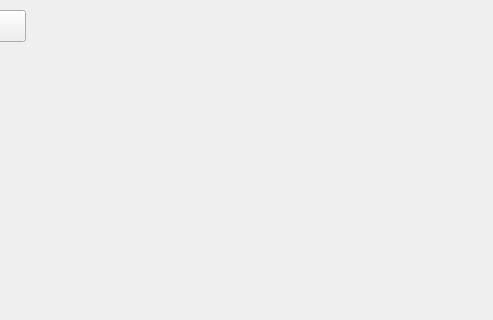
yocoHM/GeometriaComputacional, file cono.ui: the form before one commit; both pictures show x 407 to 900 and y 0 to 320 of the 900 by 600 pixel window.
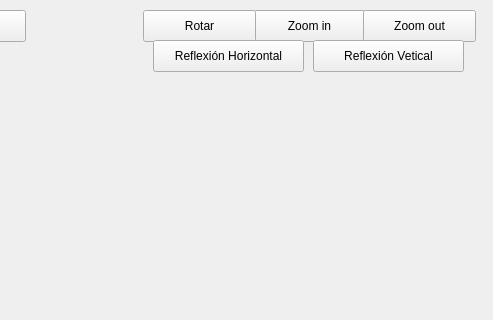
The form after the commit.

The edit to the form file:
```diff
--- a/cono.ui
+++ b/cono.ui
@@ -85,6 +85,71 @@
     </rect>
    </property>
   </widget>
+  <widget class="QPushButton" name="pushButton_5">
+   <property name="geometry">
+    <rect>
+     <x>660</x>
+     <y>10</y>
+     <width>113</width>
+     <height>32</height>
+    </rect>
+   </property>
+   <property name="text">
+    <string>Zoom in</string>
+   </property>
+  </widget>
+  <widget class="QPushButton" name="pushButton_3">
+   <property name="geometry">
+    <rect>
+     <x>550</x>
+     <y>10</y>
+     <width>113</width>
+     <height>32</height>
+    </rect>
+   </property>
+   <property name="text">
+    <string>Rotar</string>
+   </property>
+  </widget>
+  <widget class="QPushButton" name="pushButton_6">
+   <property name="geometry">
+    <rect>
+     <x>560</x>
+     <y>40</y>
+     <width>151</width>
+     <height>32</height>
+    </rect>
+   </property>
+   <property name="text">
+    <string>Reflexión Horizontal</string>
+   </property>
+  </widget>
+  <widget class="QPushButton" name="pushButton_4">
+   <property name="geometry">
+    <rect>
+     <x>770</x>
+     <y>10</y>
+     <width>113</width>
+     <height>32</height>
+    </rect>
+   </property>
+   <property name="text">
+    <string>Zoom out</string>
+   </property>
+  </widget>
+  <widget class="QPushButton" name="pushButton_7">
+   <property name="geometry">
+    <rect>
+     <x>720</x>
+     <y>40</y>
+     <width>151</width>
+     <height>32</height>
+    </rect>
+   </property>
+   <property name="text">
+    <string>Reflexión Vetical</string>
+   </property>
+  </widget>
  </widget>
  <resources/>
  <connections/>
```
